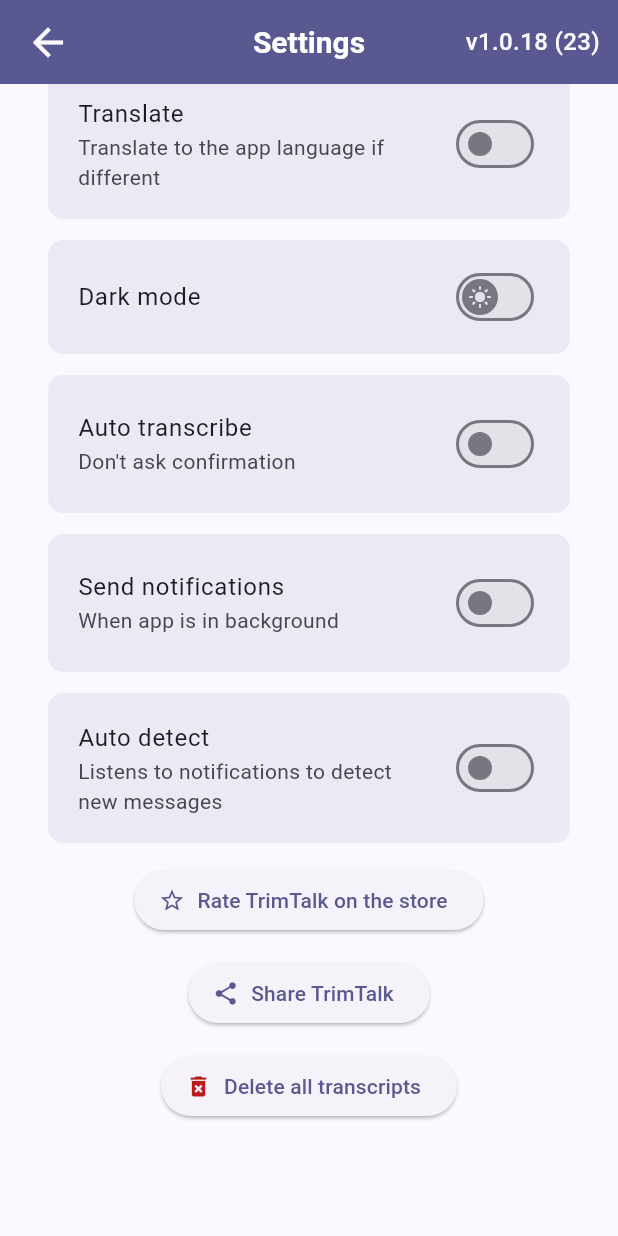
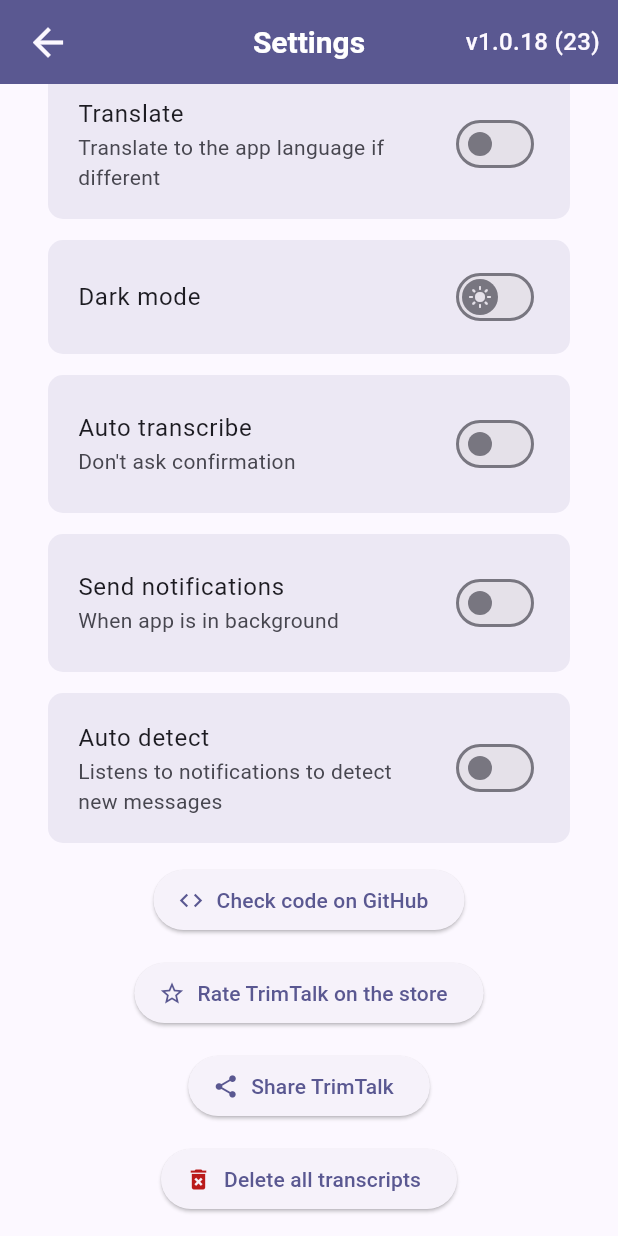
Before and after one commit to tempo-riz/trimtalk, a Flutter app: the SettingsScreen screen opened by its route, scrolled down 252 dp, on a phone screen of 412 x 824 dp. Run offline on Flutter 3.47's test engine with Material 3 defaults, Android fonts, the light colour scheme and no system bars; drawn by our look-alikes of upgrader; our stand-ins replace awesome_extensions, device_info_plus, firebase_core, firebase_crashlytics, flutter_dotenv, flutter_hooks and 13 more; missing offline and left inert: audio_waveforms, country_flags, deepl_dart, disable_battery_optimization, feedback_github, ffmpeg_kit_flutter_full_gpl and 10 more; accounts and stored records are empty.

Commit message:
add "Check code on GitHub" and funding option

```diff
--- a/lib/l10n/app_en.arb
+++ b/lib/l10n/app_en.arb
@@ -70,5 +70,6 @@
   "copySummary": "Copy summary",
   "heyImUsingTtToTranscribeAndSummarizeCheckItOut": "Hey, I'm using TrimTalk to transcribe and summarize audio messages, check it out!",
   "madeWithTt": "Made with TrimTalk",
-  "appLanguage": "App language"
+  "appLanguage": "App language",
+  "checkCodeOnGithub": "Check code on GitHub"
 }
--- a/lib/l10n/app_fr.arb
+++ b/lib/l10n/app_fr.arb
@@ -70,5 +70,6 @@
   "copySummary": "Copier le résumé",
   "heyImUsingTtToTranscribeAndSummarizeCheckItOut": "Hey, j'utilise TrimTalk pour transcrire et résumer des messages audio:",
   "madeWithTt": "Fait avec TrimTalk",
-  "appLanguage": "Langue de l'app"
+  "appLanguage": "Langue de l'app",
+  "checkCodeOnGithub": "Voir le code sur GitHub"
 }
--- a/lib/l10n/gen/app_localizations.dart
+++ b/lib/l10n/gen/app_localizations.dart
@@ -520,6 +520,12 @@
   /// In en, this message translates to:
   /// **'App language'**
   String get appLanguage;
+
+  /// No description provided for @checkCodeOnGithub.
+  ///
+  /// In en, this message translates to:
+  /// **'Check code on GitHub'**
+  String get checkCodeOnGithub;
 }
 
 class _AppLocalizationsDelegate extends LocalizationsDelegate<AppLocalizations> {
--- a/lib/l10n/gen/app_localizations_en.dart
+++ b/lib/l10n/gen/app_localizations_en.dart
@@ -218,4 +218,7 @@
 
   @override
   String get appLanguage => 'App language';
+
+  @override
+  String get checkCodeOnGithub => 'Check code on GitHub';
 }
--- a/lib/l10n/gen/app_localizations_fr.dart
+++ b/lib/l10n/gen/app_localizations_fr.dart
@@ -218,4 +218,7 @@
 
   @override
   String get appLanguage => 'Langue de l\'app';
+
+  @override
+  String get checkCodeOnGithub => 'Voir le code sur GitHub';
 }
--- a/lib/view/dashboard_screen.dart
+++ b/lib/view/dashboard_screen.dart
@@ -279,7 +279,7 @@
       onPressed: () {
         feedback.BetterFeedback.of(context).showAndUploadToGitHub(
           allowEmptyText: false,
-          repoUrl: "https://github.com/tempo-riz/trim-talk",
+          repoUrl: "https://github.com/tempo-riz/trimtalk",
           gitHubToken: dotenv.get("GITHUB_ISSUE_TOKEN"),
           onSucces: (_) => showSnackBar(context.t.thankYou),
           onError: (e) => showSnackBar(context.t.failedToSendFeedbackPleaseTryAgain),
--- a/lib/view/settings_screen.dart
+++ b/lib/view/settings_screen.dart
@@ -18,6 +18,7 @@
 import 'package:trim_talk/router.dart';
 import 'package:in_app_review/in_app_review.dart';
 import 'package:trim_talk/view/widgets/settings_toogle_pref.dart';
+import 'package:url_launcher/url_launcher.dart';
 
 class SettingsScreen extends StatelessWidget {
   const SettingsScreen({super.key});
@@ -78,6 +79,7 @@
               //   gap16,
               //   const FrequencySlider(),
               // ],
+              const SeeOnGithubButton(),
               const RateOnStoreButton(),
               const ShareButton(),
               const ClearResultsButton(),
@@ -120,6 +122,23 @@
         InAppReview.instance.openStoreListing(appStoreId: "6720703110");
       },
       label: Text(context.t.rateTtOnStore),
+    );
+  }
+}
+
+class SeeOnGithubButton extends StatelessWidget {
+  const SeeOnGithubButton({
+    super.key,
+  });
+
+  @override
+  Widget build(BuildContext context) {
+    return ElevatedButton.icon(
+      icon: const Icon(Icons.code),
+      onPressed: () {
+        launchUrl(Uri.parse('https://github.com/tempo-riz/trimtalk'));
+      },
+      label: Text(context.t.checkCodeOnGithub),
     );
   }
 }
```
Also changed, not shown: 1 other file.
